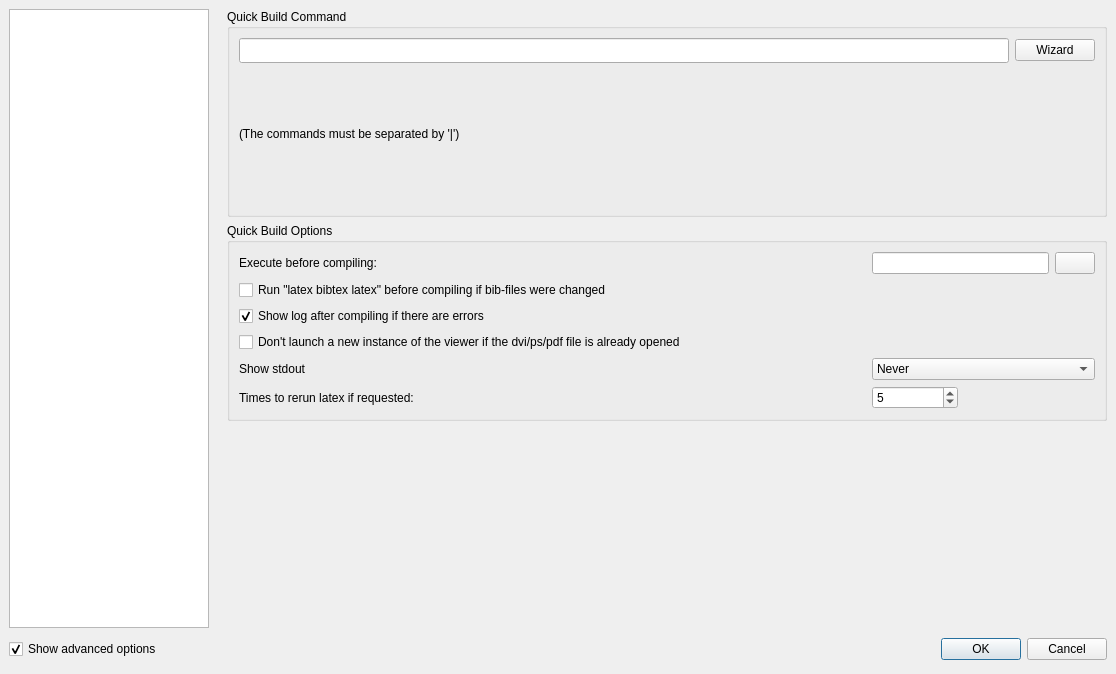
Qt form configdialog.ui (svn2github/texstudio-trunk) before a commit.
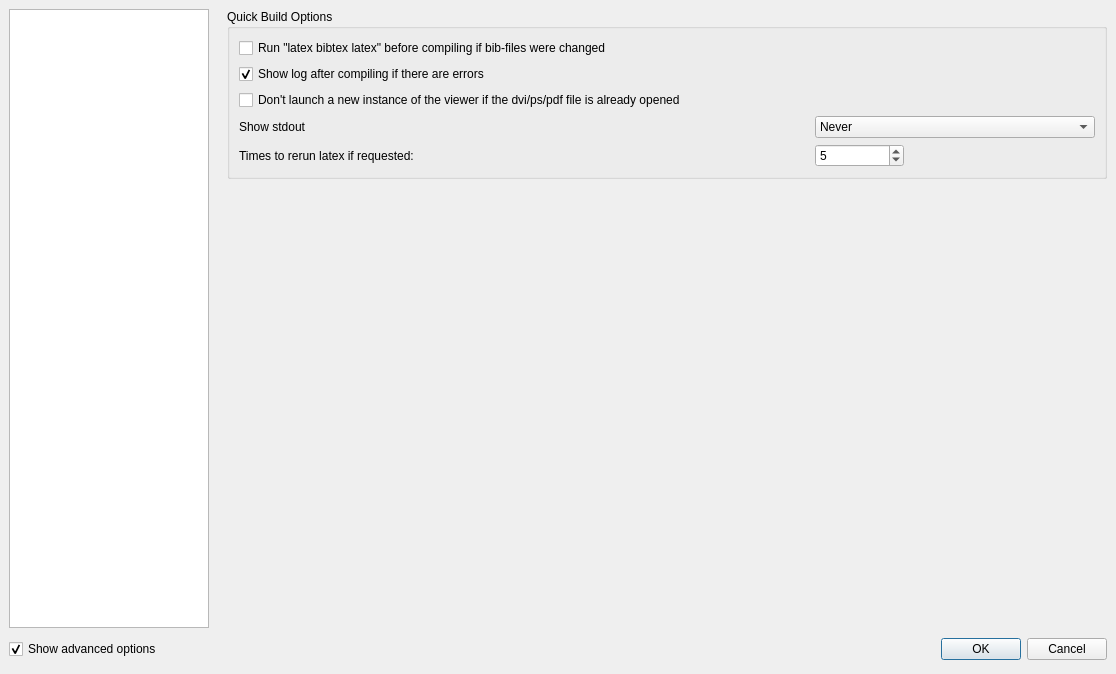
The same form after that commit. The open tabs and pages were chosen to show the change. Icons and pictures are not drawn.

Diff of the .ui file:
```diff
--- a/configdialog.ui
+++ b/configdialog.ui
@@ -623,64 +623,6 @@
        <property name="margin">
         <number>0</number>
        </property>
-       <item>
-        <widget class="QGroupBox" name="groupBox_2">
-         <property name="sizePolicy">
-          <sizepolicy hsizetype="Expanding" vsizetype="Expanding">
-           <horstretch>0</horstretch>
-           <verstretch>0</verstretch>
-          </sizepolicy>
-         </property>
-         <property name="title">
-          <string>Quick Build Command</string>
-         </property>
-         <layout class="QGridLayout">
-          <property name="margin">
-           <number>9</number>
-          </property>
-          <property name="spacing">
-           <number>6</number>
-          </property>
-          <item row="0" column="0">
-           <layout class="QGridLayout" name="gridLayout_2">
-            <property name="verticalSpacing">
-             <number>0</number>
-            </property>
-            <item row="1" column="0">
-             <widget class="QLineEdit" name="lineEditUserquick">
-              <property name="font">
-               <font>
-                <family>AlArabiya</family>
-                <pointsize>9</pointsize>
-               </font>
-              </property>
-             </widget>
-            </item>
-            <item row="1" column="1">
-             <widget class="QPushButton" name="pushButtonQuickBuildWizard">
-              <property name="enabled">
-               <bool>true</bool>
-              </property>
-              <property name="text">
-               <string>Wizard</string>
-              </property>
-             </widget>
-            </item>
-            <item row="2" column="0" colspan="2">
-             <widget class="QLabel" name="label">
-              <property name="text">
-               <string>(The commands must be separated by '|')</string>
-              </property>
-             </widget>
-            </item>
-            <item row="0" column="0" colspan="2">
-             <layout class="QVBoxLayout" name="quickbuildLayout"/>
-            </item>
-           </layout>
-          </item>
-         </layout>
-        </widget>
-       </item>
        <item>
         <widget class="QGroupBox" name="groupBox_4">
          <property name="title">
@@ -690,54 +632,14 @@
           <bool>true</bool>
          </property>
          <layout class="QGridLayout" name="gridLayout_3">
-          <item row="0" column="0" colspan="2">
-           <widget class="QLabel" name="label_2">
-            <property name="text">
-             <string>Execute before compiling:</string>
-            </property>
-           </widget>
-          </item>
-          <item row="0" column="2" colspan="2">
-           <widget class="QLineEdit" name="lineEditExecuteBeforeCompiling">
-            <property name="sizePolicy">
-             <sizepolicy hsizetype="Expanding" vsizetype="Fixed">
-              <horstretch>0</horstretch>
-              <verstretch>0</verstretch>
-             </sizepolicy>
-            </property>
-           </widget>
-          </item>
-          <item row="0" column="4">
-           <widget class="QPushButton" name="pushButtonExecuteBeforeCompiling">
-            <property name="sizePolicy">
-             <sizepolicy hsizetype="Maximum" vsizetype="Fixed">
-              <horstretch>0</horstretch>
-              <verstretch>0</verstretch>
-             </sizepolicy>
-            </property>
-            <property name="text">
-             <string/>
-            </property>
-            <property name="icon">
-             <iconset>
-              <normaloff>:/images/fileopen.png</normaloff>:/images/fileopen.png</iconset>
-            </property>
-            <property name="iconSize">
-             <size>
-              <width>16</width>
-              <height>16</height>
-             </size>
-            </property>
-           </widget>
-          </item>
-          <item row="1" column="0" colspan="4">
+          <item row="0" column="0" colspan="3">
            <widget class="QCheckBox" name="checkBoxRunAfterBibTeXChange">
             <property name="text">
              <string>Run &quot;latex bibtex latex&quot; before compiling if bib-files were changed</string>
             </property>
            </widget>
           </item>
-          <item row="2" column="0" rowspan="2" colspan="3">
+          <item row="1" column="0" rowspan="2" colspan="2">
            <widget class="QCheckBox" name="checkBoxShowLog">
             <property name="text">
              <string>Show log after compiling if there are errors</string>
@@ -747,7 +649,7 @@
             </property>
            </widget>
           </item>
-          <item row="4" column="0">
+          <item row="3" column="0">
            <widget class="QCheckBox" name="checkBoxSingleInstanceViewer">
             <property name="sizePolicy">
              <sizepolicy hsizetype="Fixed" vsizetype="Fixed">
@@ -772,7 +674,7 @@
             </property>
            </widget>
           </item>
-          <item row="5" column="0">
+          <item row="4" column="0">
            <widget class="QLabel" name="label_37">
             <property name="text">
              <string>Show stdout</string>
@@ -782,7 +684,7 @@
             </property>
            </widget>
           </item>
-          <item row="5" column="2" colspan="3">
+          <item row="4" column="1" colspan="3">
            <widget class="QComboBox" name="comboBoxShowStdout">
             <property name="advancedOption" stdset="0">
              <bool>true</bool>
@@ -804,14 +706,14 @@
             </item>
            </widget>
           </item>
-          <item row="6" column="0">
+          <item row="5" column="0">
            <widget class="QLabel" name="label_38">
             <property name="text">
              <string>Times to rerun latex if requested:</string>
             </property>
            </widget>
           </item>
-          <item row="6" column="2">
+          <item row="5" column="1">
            <widget class="QSpinBox" name="spinBoxRerunLatex">
             <property name="value">
              <number>5</number>
```
Left out of the diff: 4 changed lines with no effect on the pictures.
